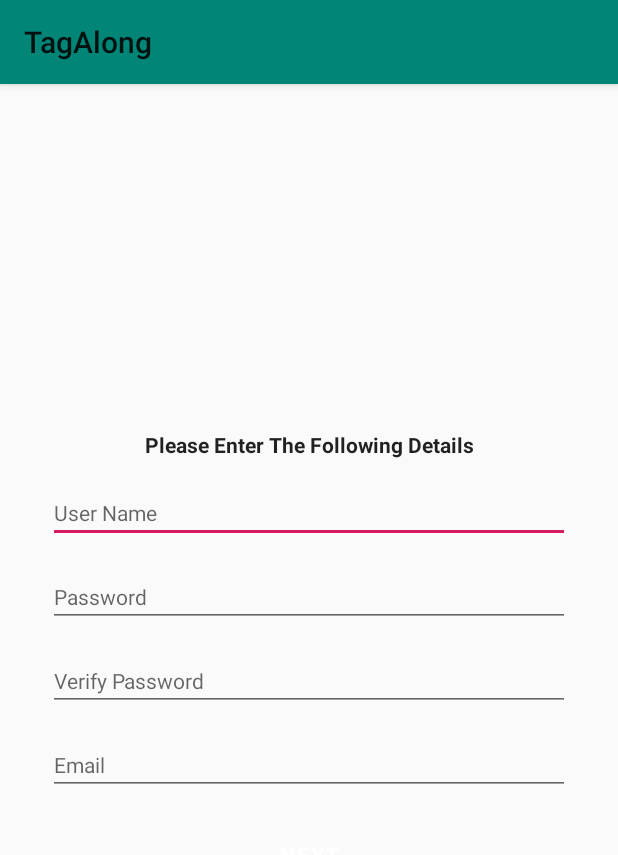
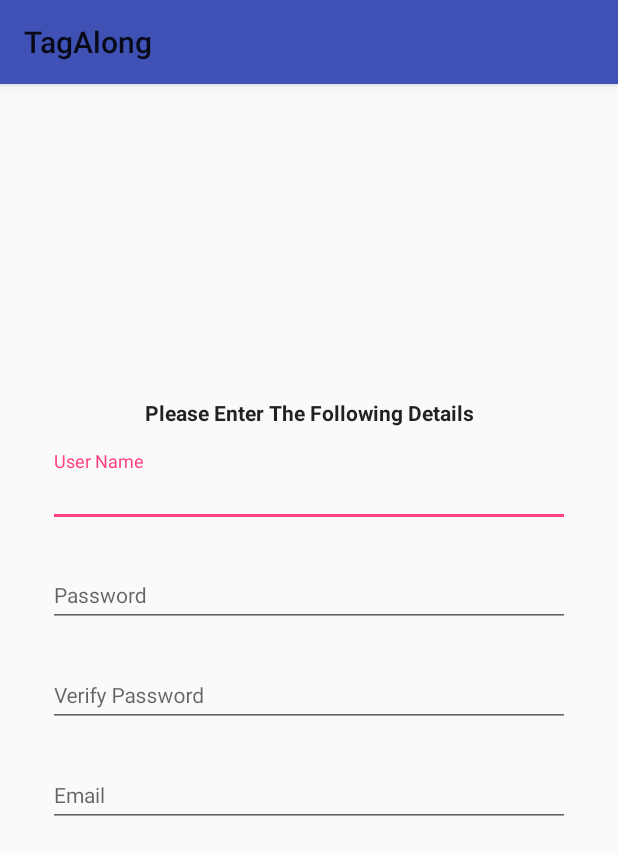
Before and after one commit to fisherxue/TagAlong, an Android app: the SignupActivity screen opened directly, with no data from a screen before it, on a phone screen of 412 x 824 dp. Shown: the top 855 px of the screen. Run offline under Robolectric (Android 15) with nearby library versions, the phone set to English and light mode, and no system bars.

Commit message:
UI change

```diff
--- a/Front End Oreo Version/app/src/main/java/com/tagalong/tagalong/Activity/SignupActivity.java
+++ b/Front End Oreo Version/app/src/main/java/com/tagalong/tagalong/Activity/SignupActivity.java
@@ -11,6 +11,7 @@ import android.widget.Button;
 import android.widget.EditText;
 import android.widget.Toast;
 
+import com.google.android.material.textfield.TextInputEditText;
 import com.google.gson.Gson;
 import com.tagalong.tagalong.Models.Login;
 import com.tagalong.tagalong.Models.Profile;
@@ -24,10 +25,10 @@ import org.json.JSONObject;
 public class SignupActivity extends AppCompatActivity {
 
     private String TAG = "Signup Activity";
-    private EditText usernameEditText;
-    private EditText passwordEditText;
-    private EditText passwordConfirmET;
-    private EditText emailEditText;
+    private TextInputEditText usernameEditText;
+    private TextInputEditText passwordEditText;
+    private TextInputEditText passwordConfirmET;
+    private TextInputEditText emailEditText;
     private Button nextButton;
 
     private Context context;
@@ -42,11 +43,12 @@ public class SignupActivity extends AppCompatActivity {
         context = getApplicationContext();
         login = (Login) getIntent().getSerializableExtra("login");
 
-        usernameEditText = (EditText) findViewById(R.id.username);
-        passwordEditText = (EditText) findViewById(R.id.password);
-        passwordConfirmET = (EditText) findViewById(R.id.password2);
+        usernameEditText = (TextInputEditText) findViewById(R.id.username);
+        passwordEditText = (TextInputEditText) findViewById(R.id.password);
+        passwordConfirmET = (TextInputEditText) findViewById(R.id.password2);
+        emailEditText = (TextInputEditText) findViewById(R.id.Email);
         nextButton = (Button) findViewById(R.id.nextbutton);
-        emailEditText = (EditText) findViewById(R.id.Email);
+
     }
 
     @Override
--- a/Front End Oreo Version/app/src/main/java/com/tagalong/tagalong/Adapter/TripProposedDriverAdapter.java
+++ b/Front End Oreo Version/app/src/main/java/com/tagalong/tagalong/Adapter/TripProposedDriverAdapter.java
@@ -83,9 +83,7 @@ public class TripProposedDriverAdapter extends RecyclerView.Adapter<TripProposed
         SimpleDateFormat format = new SimpleDateFormat("HH:mm:ss, dd MMMM yyyy");
 
         useralonglist = new ArrayList<>();
-        for (int i = 0; i < trip.getTaggedUsers().length; i++) {
-            useralonglist.add(trip.getTaggedUsers()[i]);
-        }
+        useralonglist.add(trip.getUsername());
 
         holder.departurePlace.setText(Html.fromHtml("<b>" + "Departure Place:" + "</b>" + "<br/>" + trip.getDeparturePlace()));
         holder.departureTime.setText(Html.fromHtml("<b>" + "Departure Time:" + "</b>" + "<br/>" + format.format(trip.getDepartureTime())));
--- a/Front End Oreo Version/app/src/main/java/com/tagalong/tagalong/Adapter/TripViewAdapter.java
+++ b/Front End Oreo Version/app/src/main/java/com/tagalong/tagalong/Adapter/TripViewAdapter.java
@@ -142,7 +142,7 @@ public class TripViewAdapter  extends RecyclerView.Adapter<TripViewAdapter.ViewH
 
                     @Override
                     public void onError(String result){
-                        Log.d(TAG, "Could delete trips");
+                        Log.d(TAG, "Could not delete trips");
                         Log.d(TAG, "Error: " + result);
                         Toast.makeText(context, "We encountered some error,\nPlease try to delete again page", Toast.LENGTH_LONG).show();
 
--- a/Front End Oreo Version/app/src/main/res/layout/activity_signup.xml
+++ b/Front End Oreo Version/app/src/main/res/layout/activity_signup.xml
@@ -35,61 +35,81 @@
             android:textSize="14dp"
             android:textStyle="bold" />
 
-        <EditText
-            android:id="@+id/username"
-            style="@style/Widget.MaterialComponents.TextInputLayout.FilledBox"
+        <com.google.android.material.textfield.TextInputLayout
             android:layout_width="match_parent"
             android:layout_height="wrap_content"
             android:layout_marginStart="8dp"
             android:layout_marginTop="8dp"
             android:layout_marginEnd="8dp"
             android:layout_marginBottom="8dp"
-            android:ems="10"
-            android:hint="User Name"
-            android:textSize="14dp"
-            android:inputType="textPersonName" />
+            android:hint="User Name">
 
-        <EditText
-            android:id="@+id/password"
-            style="@style/Widget.MaterialComponents.TextInputLayout.FilledBox"
+            <com.google.android.material.textfield.TextInputEditText
+                android:id="@+id/username"
+                android:layout_width="match_parent"
+                android:layout_height="wrap_content"
+                android:inputType="textPersonName"
+                android:focusableInTouchMode="true"
+                android:textSize="14sp" />
+
+        </com.google.android.material.textfield.TextInputLayout>
+
+        <com.google.android.material.textfield.TextInputLayout
             android:layout_width="match_parent"
             android:layout_height="wrap_content"
             android:layout_marginStart="8dp"
             android:layout_marginTop="8dp"
             android:layout_marginEnd="8dp"
             android:layout_marginBottom="8dp"
-            android:ems="10"
-            android:hint="Password"
-            android:textSize="14dp"
-            android:inputType="textPassword" />
+            android:hint="Password">
 
-        <EditText
-            android:id="@+id/password2"
-            style="@style/Widget.MaterialComponents.TextInputLayout.FilledBox"
+            <com.google.android.material.textfield.TextInputEditText
+                android:id="@+id/password"
+                android:layout_width="match_parent"
+                android:layout_height="wrap_content"
+                android:inputType="textPassword"
+                android:focusableInTouchMode="true"
+                android:textSize="14sp" />
+
+        </com.google.android.material.textfield.TextInputLayout>
+
+        <com.google.android.material.textfield.TextInputLayout
             android:layout_width="match_parent"
             android:layout_height="wrap_content"
             android:layout_marginStart="8dp"
             android:layout_marginTop="8dp"
             android:layout_marginEnd="8dp"
             android:layout_marginBottom="8dp"
-            android:ems="10"
-            android:hint="Verify Password "
-            android:textSize="14dp"
-            android:inputType="textPassword" />
+            android:hint="Verify Password">
 
-        <EditText
-            android:id="@+id/Email"
-            style="@style/Widget.MaterialComponents.TextInputLayout.FilledBox"
+            <com.google.android.material.textfield.TextInputEditText
+                android:id="@+id/password2"
+                android:layout_width="match_parent"
+                android:layout_height="wrap_content"
+                android:inputType="textPassword"
+                android:focusableInTouchMode="true"
+                android:textSize="14sp" />
+
+        </com.google.android.material.textfield.TextInputLayout>
+
+        <com.google.android.material.textfield.TextInputLayout
             android:layout_width="match_parent"
             android:layout_height="wrap_content"
             android:layout_marginStart="8dp"
             android:layout_marginTop="8dp"
             android:layout_marginEnd="8dp"
             android:layout_marginBottom="8dp"
-            android:ems="10"
-            android:textSize="14dp"
-            android:hint="Email"
-            android:inputType="textEmailAddress" />
+            android:hint="Email">
+
+            <com.google.android.material.textfield.TextInputEditText
+                android:id="@+id/Email"
+                android:layout_width="match_parent"
+                android:layout_height="wrap_content"
+                android:inputType="textEmailAddress"
+                android:focusableInTouchMode="true"
+                android:textSize="14sp" />
+
+        </com.google.android.material.textfield.TextInputLayout>
 
         <Button
             android:id="@+id/nextbutton"
--- a/Front End Oreo Version/app/src/main/res/layout/fragment_my_trips.xml
+++ b/Front End Oreo Version/app/src/main/res/layout/fragment_my_trips.xml
@@ -2,7 +2,7 @@
 <RelativeLayout xmlns:android="http://schemas.android.com/apk/res/android"
     android:layout_width="match_parent"
     android:layout_height="match_parent"
-    android:background="@android:color/holo_blue_dark"
+    android:background="@color/quantum_cyan200"
     >
 
     <androidx.recyclerview.widget.RecyclerView
--- a/Front End Oreo Version/app/src/main/res/layout/fragment_proposed_trips.xml
+++ b/Front End Oreo Version/app/src/main/res/layout/fragment_proposed_trips.xml
@@ -1,7 +1,7 @@
 <?xml version="1.0" encoding="utf-8"?>
 <RelativeLayout xmlns:android="http://schemas.android.com/apk/res/android"
     android:layout_width="match_parent" android:layout_height="match_parent"
-    android:background="@color/proposedTripBackground">
+    android:background="@color/quantum_teal200">
 
     <androidx.recyclerview.widget.RecyclerView
         android:layout_width="match_parent"
--- a/Front End Oreo Version/app/src/main/res/layout/list_proposed_trip_driver.xml
+++ b/Front End Oreo Version/app/src/main/res/layout/list_proposed_trip_driver.xml
@@ -14,7 +14,7 @@
         android:layout_marginTop="@dimen/mtrl_card_spacing"
         android:layout_marginRight="@dimen/mtrl_card_spacing"
         android:minHeight="200dp"
-        app:cardBackgroundColor="@color/quantum_yellow500"
+        app:cardBackgroundColor="@color/quantum_yellow300"
         >
 
         <LinearLayout
--- a/Front End Oreo Version/app/src/main/res/layout/list_proposed_trip_rider.xml
+++ b/Front End Oreo Version/app/src/main/res/layout/list_proposed_trip_rider.xml
@@ -14,7 +14,7 @@
         android:layout_marginTop="@dimen/mtrl_card_spacing"
         android:layout_marginRight="@dimen/mtrl_card_spacing"
         android:minHeight="200dp"
-        app:cardBackgroundColor="@color/quantum_yellow400"
+        app:cardBackgroundColor="@color/quantum_yellow200"
         >
 
         <LinearLayout
--- a/Front End Oreo Version/app/src/main/res/layout/list_proposed_trips.xml
+++ b/Front End Oreo Version/app/src/main/res/layout/list_proposed_trips.xml
@@ -14,7 +14,7 @@
         android:layout_marginTop="@dimen/mtrl_card_spacing"
         android:layout_marginRight="@dimen/mtrl_card_spacing"
         android:minHeight="200dp"
-        app:cardBackgroundColor="@color/quantum_lightblue200"
+        app:cardBackgroundColor="@color/quantum_yellow200"
         >
 
             <LinearLayout
--- a/Front End Oreo Version/app/src/main/res/layout/list_trip.xml
+++ b/Front End Oreo Version/app/src/main/res/layout/list_trip.xml
@@ -14,6 +14,7 @@
         android:layout_marginTop="@dimen/mtrl_card_spacing"
         android:layout_marginRight="@dimen/mtrl_card_spacing"
         android:minHeight="200dp"
+        app:cardBackgroundColor="@color/quantum_yellow200"
         >
 
         <LinearLayout
--- a/Front End Oreo Version/app/src/main/res/values/colors.xml
+++ b/Front End Oreo Version/app/src/main/res/values/colors.xml
@@ -1,12 +1,15 @@
 <?xml version="1.0" encoding="utf-8"?>
 <resources>
-    <color name="colorPrimary">#008577</color>
-    <color name="colorPrimaryDark">#00574B</color>
-    <color name="colorAccent">#D81B60</color>
+    <color name="colorPrimary">#3F51B5</color>
+    <color name="colorPrimaryDark">#303F9F</color>
+    <color name="colorPrimaryLight">#C5CAE9</color>
+    <color name="colorAccent">#FF4081</color>
+    <color name="text">#FFFFFF</color>
+    <color name="textPrimary">#212121</color>
+    <color name="textSecondary">#757575</color>
+    <color name="colorDivider">#BDBDBD</color>
 
     <color name="map">#2196F3</color>
     <color name="chat">#009688</color>
     <color name="delete">#E91E63</color>
-
-    <color name="proposedTripBackground">#4527A0</color>
 </resources>
```
Also changed, not shown: Front End Oreo Version/app/src/main/java/com/tagalong/tagalong/Activity/UpdateProfileActivity.java (+11 -10 lines), Front End Oreo Version/app/src/main/java/com/tagalong/tagalong/Activity/ViewProfileActivity.java (+7 -5 lines), Front End Oreo Version/app/src/main/java/com/tagalong/tagalong/Adapter/UserAlongAdapter.java (+39 -2 lines), Front End Oreo Version/app/src/main/java/com/tagalong/tagalong/Models/Profile.java (+14 -4 lines), Front End Oreo Version/app/src/main/res/layout/activity_update_profile.xml (+61 -31 lines), Front End Oreo Version/app/src/main/res/layout/activity_view_profile.xml (+15 -22 lines), Front End Oreo Version/app/src/main/res/values/strings.xml (+12 -12 lines).
